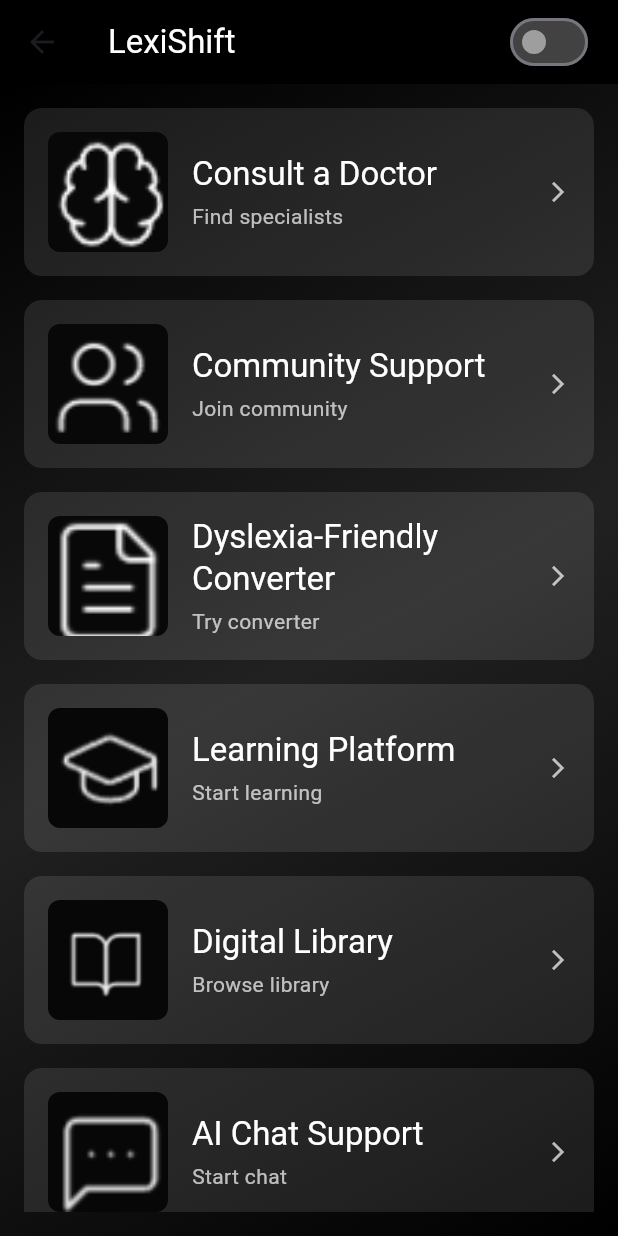
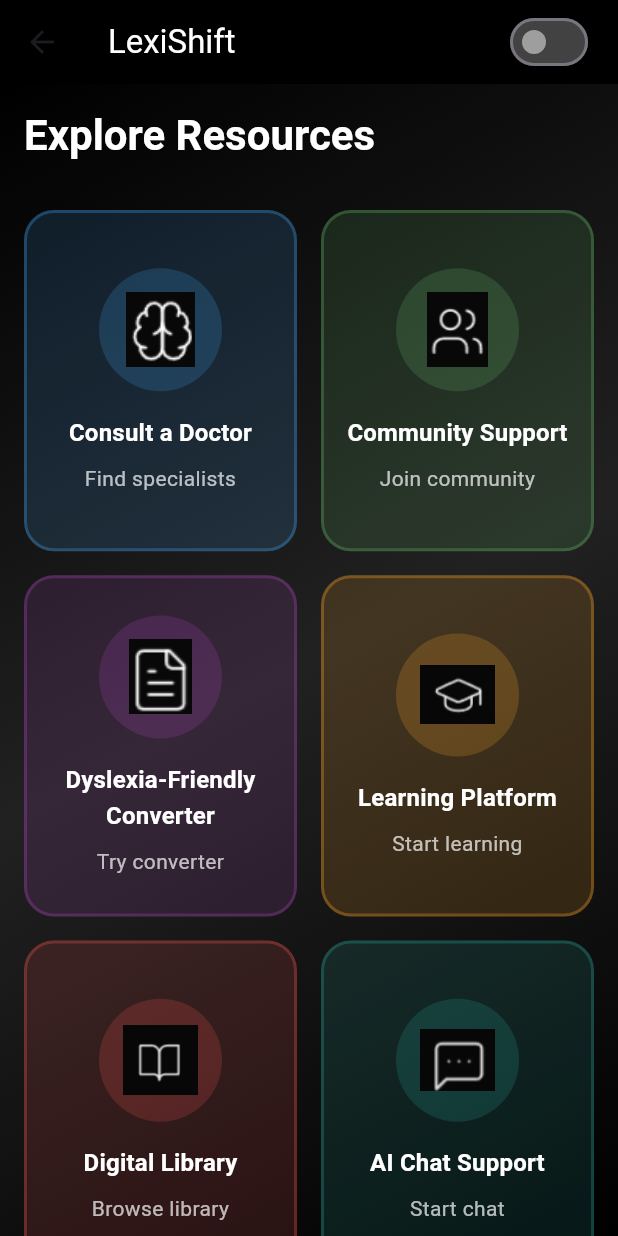
Before and after one commit to Shreyas0017/LexiApp, a Flutter app: the screen it shows after launch, after a tap on "Welcome to the New You", on a phone screen of 412 x 824 dp. Run offline on Flutter 3.47's test engine with Material 3 defaults, Android fonts, the phone set to English and light mode, and no system bars.

Commit message:
Home page UI update

```diff
--- a/lib/pages/main/main_page.dart
+++ b/lib/pages/main/main_page.dart
@@ -2,6 +2,23 @@ import 'package:flutter/material.dart';
 import 'package:url_launcher/url_launcher.dart';
 import '../../widgets/common/gradient_background.dart';
 import '../../widgets/layout/custom_app_bar.dart';
+
+// Data model for resource items
+class ResourceItem {
+  final String image;
+  final String title;
+  final String description;
+  final String url;
+  final Color color;
+
+  const ResourceItem({
+    required this.image,
+    required this.title,
+    required this.description,
+    required this.url,
+    required this.color,
+  });
+}
 
 class MainPage extends StatelessWidget {
   final bool useOpenDyslexicFont;
@@ -21,45 +38,50 @@ class MainPage extends StatelessWidget {
 
   @override
   Widget build(BuildContext context) {
-    final buttonItems = [
-      {
-        'image': 'assets/images/img1.png',
-        'title': 'Consult a Doctor',
-        'description': 'Find specialists',
-        'url': 'https://lexicare.vercel.app/',
-      },
-      {
-        'image': 'assets/images/img2.png',
-        'title': 'Community Support',
-        'description': 'Join community',
-        'url': 'https://lexilearn-neon.vercel.app/login',
-      },
-      {
-        'image': 'assets/images/img3.png',
-        'title': 'Dyslexia-Friendly Converter',
-        'description': 'Try converter',
-        'url': 'https://lexishift-new.onrender.com/',
-      },
-      {
-        'image': 'assets/images/img4.png',
-        'title': 'Learning Platform',
-        'description': 'Start learning',
-        'url': 'https://lexilearn-neon.vercel.app/login',
-      },
-      {
-        'image': 'assets/images/img5.png',
-        'title': 'Digital Library',
-        'description': 'Browse library',
-        'url': 'https://lexishift.onrender.com/learn_more',
-      },
-      {
-        'image': 'assets/images/img6.png',
-        'title': 'AI Chat Support',
-        'description': 'Start chat',
-        'url': 'https://dyslu-bot.vercel.app/',
-      },
+    final List<ResourceItem> buttonItems = [
+      ResourceItem(
+        image: 'assets/images/img1.png',
+        title: 'Consult a Doctor',
+        description: 'Find specialists',
+        url: 'https://lexicare.vercel.app/',
+        color: Colors.blue.shade400,
+      ),
+      ResourceItem(
+        image: 'assets/images/img2.png',
+        title: 'Community Support',
+        description: 'Join community',
+        url: 'https://lexilearn-neon.vercel.app/login',
+        color: Colors.green.shade400,
+      ),
+      ResourceItem(
+        image: 'assets/images/img3.png',
+        title: 'Dyslexia-Friendly Converter',
+        description: 'Try converter',
+        url: 'https://lexishift-new.onrender.com/',
+        color: Colors.purple.shade400,
+      ),
+      ResourceItem(
+        image: 'assets/images/img4.png',
+        title: 'Learning Platform',
+        description: 'Start learning',
+        url: 'https://lexilearn-neon.vercel.app/login',
+        color: Colors.orange.shade400,
+      ),
+      ResourceItem(
+        image: 'assets/images/img5.png',
+        title: 'Digital Library',
+        description: 'Browse library',
+        url: 'https://lexishift.onrender.com/learn_more',
+        color: Colors.red.shade400,
+      ),
+      ResourceItem(
+        image: 'assets/images/img6.png',
+        title: 'AI Chat Support',
+        description: 'Start chat',
+        url: 'https://dyslu-bot.vercel.app/',
+        color: Colors.teal.shade400,
+      ),
     ];
-
 
     return Scaffold(
       appBar: CustomAppBar(
@@ -67,98 +89,43 @@ class MainPage extends StatelessWidget {
         onToggleFont: onToggleFont,
       ),
       body: GradientBackground(
-        child: Padding(
-          padding: const EdgeInsets.all(16.0),
-          child: ListView.builder(
-            itemCount: buttonItems.length,
-            itemBuilder: (context, index) {
-              final item = buttonItems[index];
-              return Padding(
-                padding: const EdgeInsets.only(bottom: 16.0),
-                child: ResourceButton(
-                  image: item['image']!,
-                  title: item['title']!,
-                  description: item['description']!,
-                  onTap: () => _launchUrl(item['url']!),
-                  useOpenDyslexicFont: useOpenDyslexicFont,
-                ),
-              );
-            },
-          ),
-        ),
-      ),
-    );
-  }
-}
-
-class ResourceButton extends StatelessWidget {
-  final String image;
-  final String title;
-  final String description;
-  final VoidCallback onTap;
-  final bool useOpenDyslexicFont;
-
-  const ResourceButton({
-    super.key,
-    required this.image,
-    required this.title,
-    required this.description,
-    required this.onTap,
-    required this.useOpenDyslexicFont,
-  });
-
-  @override
-  Widget build(BuildContext context) {
-    return Material(
-      color: Colors.white.withOpacity(0.1),
-      borderRadius: BorderRadius.circular(12),
-      child: InkWell(
-        onTap: onTap,
-        borderRadius: BorderRadius.circular(12),
-        child: Padding(
-          padding: const EdgeInsets.all(16.0),
-          child: Row(
+        child: SafeArea(
+          child: Column(
+            crossAxisAlignment: CrossAxisAlignment.start,
             children: [
-              // Image
-              ClipRRect(
-                borderRadius: BorderRadius.circular(8),
-                child: Image.asset(
-                  image,
-                  width: 80,
-                  height: 80,
-                  fit: BoxFit.cover,
+              Padding(
+                padding: const EdgeInsets.all(16.0),
+                child: Text(
+                  'Explore Resources',
+                  style: Theme.of(context).textTheme.headlineMedium?.copyWith(
+                    color: Colors.white,
+                    fontWeight: FontWeight.bold,
+                    fontFamily: useOpenDyslexicFont ? 'OpenDyslexic' : null,
+                  ),
                 ),
               ),
-              const SizedBox(width: 16),
-              // Text content
               Expanded(
-                child: Column(
-                  crossAxisAlignment: CrossAxisAlignment.start,
-                  children: [
-                    Text(
-                      title,
-                      style: Theme.of(context).textTheme.titleLarge?.copyWith(
-                        color: Colors.white,
-                        fontFamily: useOpenDyslexicFont ? 'OpenDyslexic' : null,
-                      ),
-                    ),
-                    const SizedBox(height: 4),
-                    Text(
-                      description,
-                      style: Theme.of(context).textTheme.bodyMedium?.copyWith(
-                        color: Colors.white70,
-                        fontFamily: useOpenDyslexicFont ? 'OpenDyslexic' : null,
-                      ),
-                    ),
-                  ],
+                child: GridView.builder(
+                  padding: const EdgeInsets.all(16.0),
+                  gridDelegate: const SliverGridDelegateWithFixedCrossAxisCount(
+                    crossAxisCount: 2,
+                    crossAxisSpacing: 16,
+                    mainAxisSpacing: 16,
+                    childAspectRatio: 0.8,
+                  ),
+                  itemCount: buttonItems.length,
+                  itemBuilder: (context, index) {
+                    final item = buttonItems[index];
+                    return ResourceCard(
+                      image: item.image,
+                      title: item.title,
+                      description: item.description,
+                      color: item.color,
+                      onTap: () => _launchUrl(item.url),
+                      useOpenDyslexicFont: useOpenDyslexicFont,
+                    );
+                  },
                 ),
-              ),
-              const SizedBox(width: 8),
-              // Arrow icon
-              const Icon(
-                Icons.arrow_forward_ios,
-                color: Colors.white70,
-                size: 16,
               ),
             ],
           ),
@@ -167,3 +134,116 @@ class ResourceButton extends StatelessWidget {
     );
   }
 }
+
+class ResourceCard extends StatefulWidget {
+  final String image;
+  final String title;
+  final String description;
+  final Color color;
+  final VoidCallback onTap;
+  final bool useOpenDyslexicFont;
+
+  const ResourceCard({
+    super.key,
+    required this.image,
+    required this.title,
+    required this.description,
+    required this.color,
+    required this.onTap,
+    required this.useOpenDyslexicFont,
+  });
+
+  @override
+  State<ResourceCard> createState() => _ResourceCardState();
+}
+
+class _ResourceCardState extends State<ResourceCard> with SingleTickerProviderStateMixin {
+  late AnimationController _controller;
+  late Animation<double> _scaleAnimation;
+
+  @override
+  void initState() {
+    super.initState();
+    _controller = AnimationController(
+      duration: const Duration(milliseconds: 200),
+      vsync: this,
+    );
+    _scaleAnimation = Tween<double>(begin: 1.0, end: 0.95).animate(
+      CurvedAnimation(parent: _controller, curve: Curves.easeInOut),
+    );
+  }
+
+  @override
+  void dispose() {
+    _controller.dispose();
+    super.dispose();
+  }
+
+  @override
+  Widget build(BuildContext context) {
+    return MouseRegion(
+      onEnter: (_) => _controller.forward(),
+      onExit: (_) => _controller.reverse(),
+      child: GestureDetector(
+        onTapDown: (_) => _controller.forward(),
+        onTapUp: (_) => _controller.reverse(),
+        onTapCancel: () => _controller.reverse(),
+        onTap: widget.onTap,
+        child: AnimatedBuilder(
+          animation: _scaleAnimation,
+          builder: (context, child) => Transform.scale(
+            scale: _scaleAnimation.value,
+            child: child,
+          ),
+          child: Container(
+            decoration: BoxDecoration(
+              color: widget.color.withOpacity(0.15),
+              borderRadius: BorderRadius.circular(20),
+              border: Border.all(
+                color: widget.color.withOpacity(0.3),
+                width: 2,
+              ),
+            ),
+            child: Column(
+              mainAxisAlignment: MainAxisAlignment.center,
+              children: [
+                Container(
+                  padding: const EdgeInsets.all(16),
+                  decoration: BoxDecoration(
+                    shape: BoxShape.circle,
+                    color: widget.color.withOpacity(0.2),
+                  ),
+                  child: Image.asset(
+                    widget.image,
+                    width: 50,
+                    height: 50,
+                    fit: BoxFit.contain,
+                  ),
+                ),
+                const SizedBox(height: 16),
+                Text(
+                  widget.title,
+                  textAlign: TextAlign.center,
+                  style: Theme.of(context).textTheme.titleMedium?.copyWith(
+                    color: Colors.white,
+                    fontWeight: FontWeight.bold,
+                    fontFamily: widget.useOpenDyslexicFont ? 'OpenDyslexic' : null,
+                  ),
+                ),
+                const SizedBox(height: 8),
+                Text(
+                  widget.description,
+                  textAlign: TextAlign.center,
+                  style: Theme.of(context).textTheme.bodyMedium?.copyWith(
+                    color: Colors.white70,
+                    fontFamily: widget.useOpenDyslexicFont ? 'OpenDyslexic' : null,
+                  ),
+                ),
+              ],
+            ),
+          ),
+        ),
+      ),
+    );
+  }
+}
```
Also changed, not shown: 4 other files.
